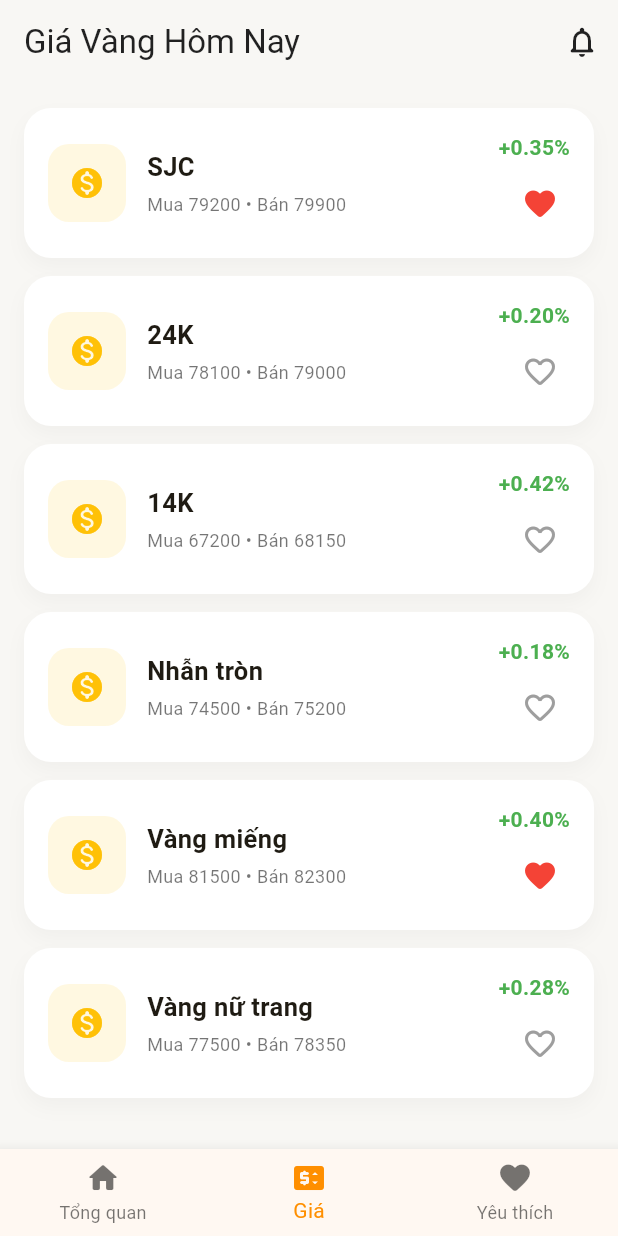
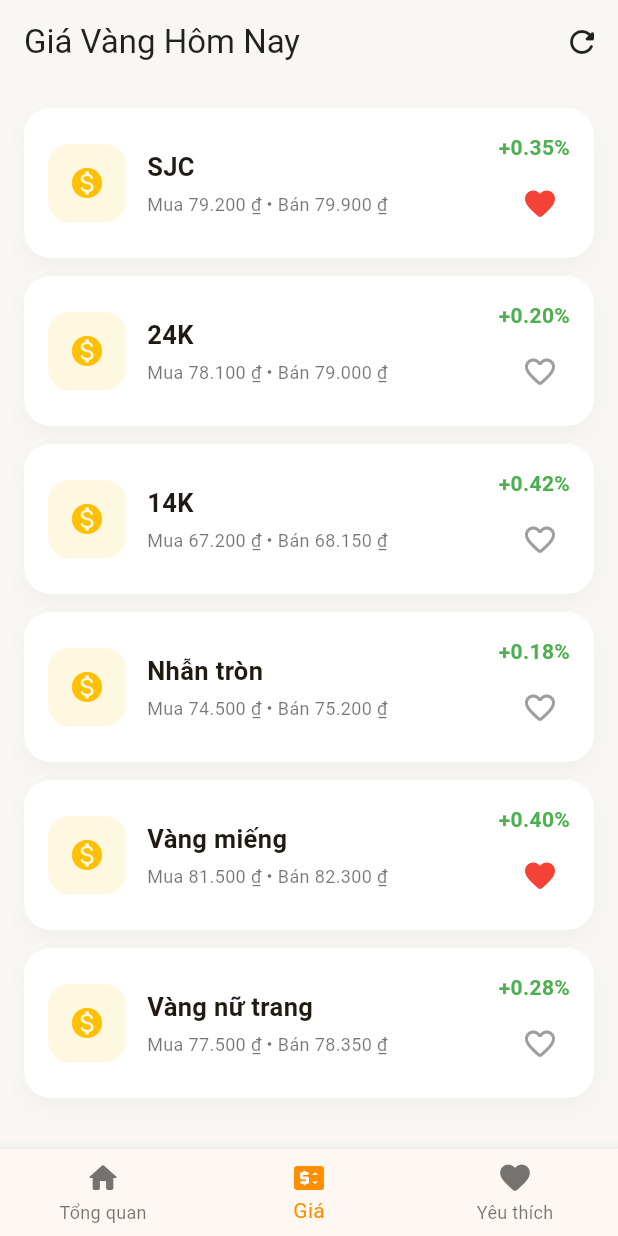
Before and after one commit to Thanhnguyen-999/giavanghomnay, a Flutter app: the screen it shows after launch, item 2 of the bottom bar chosen, on a phone screen of 412 x 824 dp. Run offline on Flutter 3.47's test engine with Material 3 defaults, Android fonts, the phone set to English and light mode, and no system bars; network calls fail.

Commit message:
Integrate live gold price API (metals.live + exchangerate.host), add service and update UI to show live VND/lượng

```diff
--- a/lib/main.dart
+++ b/lib/main.dart
@@ -1,4 +1,6 @@
 import 'package:flutter/material.dart';
+import 'package:intl/intl.dart';
+import 'services/gold_api.dart';
 
 void main() {
   runApp(const GoldPriceApp());
@@ -39,16 +41,48 @@
 
 class _GoldHomePageState extends State<GoldHomePage> {
   final List<GoldItem> _items = [
-    GoldItem(id: 1, name: 'SJC', buy: 79200, sell: 79900, trend: 0.35, unit: 'lượng'),
-    GoldItem(id: 2, name: '24K', buy: 78100, sell: 79000, trend: 0.2, unit: 'lượng'),
-    GoldItem(id: 3, name: '14K', buy: 67200, sell: 68150, trend: 0.42, unit: 'lượng'),
-    GoldItem(id: 4, name: 'Nhẫn tròn', buy: 74500, sell: 75200, trend: 0.18, unit: 'chỉ'),
-    GoldItem(id: 5, name: 'Vàng miếng', buy: 81500, sell: 82300, trend: 0.4, unit: 'miếng'),
-    GoldItem(id: 6, name: 'Vàng nữ trang', buy: 77500, sell: 78350, trend: 0.28, unit: 'lượng'),
+    GoldItem(id: 1, name: 'SJC', buy: 79200.0, sell: 79900.0, trend: 0.35, unit: 'lượng'),
+    GoldItem(id: 2, name: '24K', buy: 78100.0, sell: 79000.0, trend: 0.2, unit: 'lượng'),
+    GoldItem(id: 3, name: '14K', buy: 67200.0, sell: 68150.0, trend: 0.42, unit: 'lượng'),
+    GoldItem(id: 4, name: 'Nhẫn tròn', buy: 74500.0, sell: 75200.0, trend: 0.18, unit: 'chỉ'),
+    GoldItem(id: 5, name: 'Vàng miếng', buy: 81500.0, sell: 82300.0, trend: 0.4, unit: 'miếng'),
+    GoldItem(id: 6, name: 'Vàng nữ trang', buy: 77500.0, sell: 78350.0, trend: 0.28, unit: 'lượng'),
   ];
 
   final Set<int> _favoriteIds = {1, 5};
   int _selectedIndex = 0;
+  bool _loading = false;
+  String? _error;
+  final Map<String, double> _livePrices = {}; // metal code -> VND per lượng
+
+  @override
+  void initState() {
+    super.initState();
+    _loadLivePrices();
+  }
+
+  Future<void> _loadLivePrices() async {
+    setState(() {
+      _loading = true;
+      _error = null;
+    });
+
+    try {
+      final data = await GoldApi.fetchVndPerLuong();
+      setState(() {
+        _livePrices.clear();
+        _livePrices.addAll(data);
+      });
+    } catch (e) {
+      setState(() {
+        _error = e.toString();
+      });
+    } finally {
+      setState(() {
+        _loading = false;
+      });
+    }
+  }
 
   void _toggleFavorite(int id) {
     setState(() {
@@ -62,6 +96,11 @@
 
   List<GoldItem> get _favoriteItems =>
       _items.where((item) => _favoriteIds.contains(item.id)).toList();
+
+  String _formatVnd(double v) {
+    final f = NumberFormat.currency(locale: 'vi_VN', symbol: '₫', decimalDigits: 0);
+    return f.format(v);
+  }
 
   @override
   Widget build(BuildContext context) {
@@ -77,8 +116,8 @@
         title: const Text('Giá Vàng Hôm Nay'),
         actions: [
           IconButton(
-            onPressed: () {},
-            icon: const Icon(Icons.notifications_none_rounded),
+            onPressed: _loadLivePrices,
+            icon: const Icon(Icons.refresh_rounded),
           ),
         ],
       ),
@@ -107,6 +146,8 @@
 
   Widget _buildOverviewTab() {
     final firstItem = _items.first;
+
+    final liveValue = _livePrices['GOLD'] ?? _livePrices['XAU'] ?? _livePrices['GOLD'] ?? null;
 
     return SingleChildScrollView(
       padding: const EdgeInsets.all(20),
@@ -151,7 +192,7 @@
                         color: Colors.white.withOpacity(0.35),
                         borderRadius: BorderRadius.circular(999),
                       ),
-                      const Text(
+                      child: const Text(
                         'Live',
                         style: TextStyle(
                           color: Colors.black87,
@@ -162,8 +203,22 @@
                   ],
                 ),
                 const SizedBox(height: 14),
+                if (_loading)
+                  const SizedBox(height: 60, child: Center(child: CircularProgressIndicator()))
+                else if (_error != null)
+                  Text('Lỗi khi tải dữ liệu: $_error', style: const TextStyle(color: Colors.red))
+                else if (liveValue != null)
                   Text(
-                  '${firstItem.buy.toString().replaceAllMapped(RegExp(r'(.)(?=(.*\d{3})+(?!\d))'), (match) => '${match[1]}.')} VND',
+                    _formatVnd(liveValue),
+                    style: const TextStyle(
+                      fontSize: 30,
+                      fontWeight: FontWeight.bold,
+                      color: Colors.black,
+                    ),
+                  )
+                else
+                  Text(
+                    '${firstItem.buy.toStringAsFixed(0)} ₫',
                     style: const TextStyle(
                       fontSize: 30,
                       fontWeight: FontWeight.bold,
@@ -192,7 +247,7 @@
               Expanded(
                 child: _MarketStatCard(
                   title: 'Mua vào',
-                  value: '79.200',
+                  value: _formatVnd(_items.first.buy),
                   color: Colors.green,
                 ),
               ),
@@ -200,7 +255,7 @@
               Expanded(
                 child: _MarketStatCard(
                   title: 'Bán ra',
-                  value: '79.900',
+                  value: _formatVnd(_items.first.sell),
                   color: Colors.orange,
                 ),
               ),
@@ -239,6 +294,8 @@
               final item = _items[index];
               final isFavorite = _favoriteIds.contains(item.id);
 
+              final live = _livePrices['XAU'] ?? _livePrices['GOLD'];
+
               return Container(
                 padding: const EdgeInsets.all(14),
                 decoration: BoxDecoration(
@@ -263,7 +320,7 @@
                         children: [
                           Text(item.name, style: const TextStyle(fontWeight: FontWeight.bold)),
                           Text(
-                            'Mua ${item.buy} • Bán ${item.sell}',
+                            'Mua ${(_livePrices['XAU'] != null ? _formatVnd(_livePrices['XAU']!) : item.buy.toStringAsFixed(0))} • Bán ${(_livePrices['XAU'] != null ? _formatVnd(_livePrices['XAU']!) : item.sell.toStringAsFixed(0))}',
                             style: const TextStyle(fontSize: 12, color: Colors.black54),
                           ),
                         ],
@@ -294,6 +351,10 @@
       itemBuilder: (context, index) {
         final item = _items[index];
         final isFavorite = _favoriteIds.contains(item.id);
+        final live = _livePrices['XAU'] ?? _livePrices['GOLD'];
+
+        final buyText = live != null ? _formatVnd(live) : _formatVnd(item.buy);
+        final sellText = live != null ? _formatVnd(live) : _formatVnd(item.sell);
 
         return Container(
           padding: const EdgeInsets.all(16),
@@ -330,7 +391,7 @@
                     ),
                     const SizedBox(height: 4),
                     Text(
-                      'Mua ${item.buy.toString()} • Bán ${item.sell.toString()}',
+                      'Mua $buyText • Bán $sellText',
                       style: const TextStyle(fontSize: 12, color: Colors.black54),
                     ),
                   ],
@@ -409,7 +470,7 @@
                     Text(item.name, style: const TextStyle(fontWeight: FontWeight.bold)),
                     const SizedBox(height: 4),
                     Text(
-                      'Mua ${item.buy} • Bán ${item.sell}',
+                      'Mua ${_formatVnd(item.buy)} • Bán ${_formatVnd(item.sell)}',
                       style: const TextStyle(fontSize: 12, color: Colors.black54),
                     ),
                   ],
@@ -538,8 +599,8 @@
 class GoldItem {
   final int id;
   final String name;
-  final int buy;
-  final int sell;
+  final double buy;
+  final double sell;
   final double trend;
   final String unit;
 
--- /dev/null
+++ b/lib/services/gold_api.dart
@@ -0,0 +1,85 @@
+import 'dart:convert';
+
+import 'package:http/http.dart' as http;
+
+class GoldPrice {
+  final String metal; // e.g. XAU
+  final double priceUsdPerOunce;
+
+  GoldPrice({required this.metal, required this.priceUsdPerOunce});
+}
+
+class GoldApi {
+  // Public endpoints used (no API key required):
+  // - Spot metals: https://api.metals.live/v1/spot
+  // - FX rates: https://api.exchangerate.host/latest?base=USD&symbols=VND
+
+  static const _metalsUrl = 'https://api.metals.live/v1/spot';
+  static const _fxUrl = 'https://api.exchangerate.host/latest?base=USD&symbols=VND';
+
+  /// Fetch USD -> VND exchange rate
+  static Future<double> _fetchUsdToVnd() async {
+    final r = await http.get(Uri.parse(_fxUrl));
+    if (r.statusCode != 200) throw Exception('FX request failed: ${r.statusCode}');
+    final j = json.decode(r.body);
+    if (j is Map && j['rates'] != null && j['rates']['VND'] != null) {
+      return (j['rates']['VND'] as num).toDouble();
+    }
+    throw Exception('Unexpected FX response');
+  }
+
+  /// Fetch spot metals prices from metals.live
+  static Future<List<GoldPrice>> fetchSpotPrices() async {
+    final r = await http.get(Uri.parse(_metalsUrl));
+    if (r.statusCode != 200) throw Exception('Metals request failed: ${r.statusCode}');
+
+    final j = json.decode(r.body);
+    final List<GoldPrice> prices = [];
+
+    if (j is List) {
+      for (final entry in j) {
+        if (entry is Map) {
+          // metals.live returns objects like {"metal":"gold","currency":"USD","price":...}
+          String? metal;
+          double? price;
+
+          if (entry.containsKey('metal')) metal = (entry['metal'] ?? '').toString();
+          if (entry.containsKey('symbol')) metal = (entry['symbol'] ?? metal)?.toString();
+
+          if (entry.containsKey('price')) price = (entry['price'] as num?)?.toDouble();
+          if (entry.containsKey('value')) price = (entry['value'] as num?)?.toDouble();
+          if (entry.containsKey('ask')) price = (entry['ask'] as num?)?.toDouble();
+
+          if (metal != null && price != null) {
+            prices.add(GoldPrice(metal: metal.toUpperCase(), priceUsdPerOunce: price));
+          }
+        }
+      }
+    }
+
+    if (prices.isEmpty) throw Exception('No prices parsed from metals API');
+
+    return prices;
+  }
+
+  /// Returns map of metal -> VND per lượng (lượng = 37.5g)
+  static Future<Map<String, double>> fetchVndPerLuong() async {
+    final usdToVnd = await _fetchUsdToVnd();
+    final spot = await fetchSpotPrices();
+
+    // Conversion: price_usd_per_ounce -> price_vnd_per_luong
+    // 1 troy ounce = 31.1034768 g
+    // 1 lượng (tael) = 37.5 g
+    // price_per_luong = price_per_ounce * (37.5 / 31.1034768) * usdToVnd
+    const gramsPerOunce = 31.1034768;
+    const gramsPerLuong = 37.5;
+    final factor = gramsPerLuong / gramsPerOunce;
+
+    final Map<String, double> result = {};
+    for (final p in spot) {
+      result[p.metal] = p.priceUsdPerOunce * factor * usdToVnd;
+    }
+
+    return result;
+  }
+}
--- a/pubspec.yaml
+++ b/pubspec.yaml
@@ -2,7 +2,7 @@
 
 description: A simple Flutter app displaying gold prices for the day.
 publish_to: 'none'
-version: 1.0.0+1
+version: 1.1.0+1
 
 environment:
   sdk: '>=3.3.0 <4.0.0'
@@ -11,6 +11,8 @@
   flutter:
     sdk: flutter
   cupertino_icons: ^1.0.8
+  http: ^0.13.6
+  intl: ^0.18.0
 
 dev_dependencies:
   flutter_test:
```
Also changed, not shown: 1 other file. Lines whose indentation alone changed are shown as unchanged.
